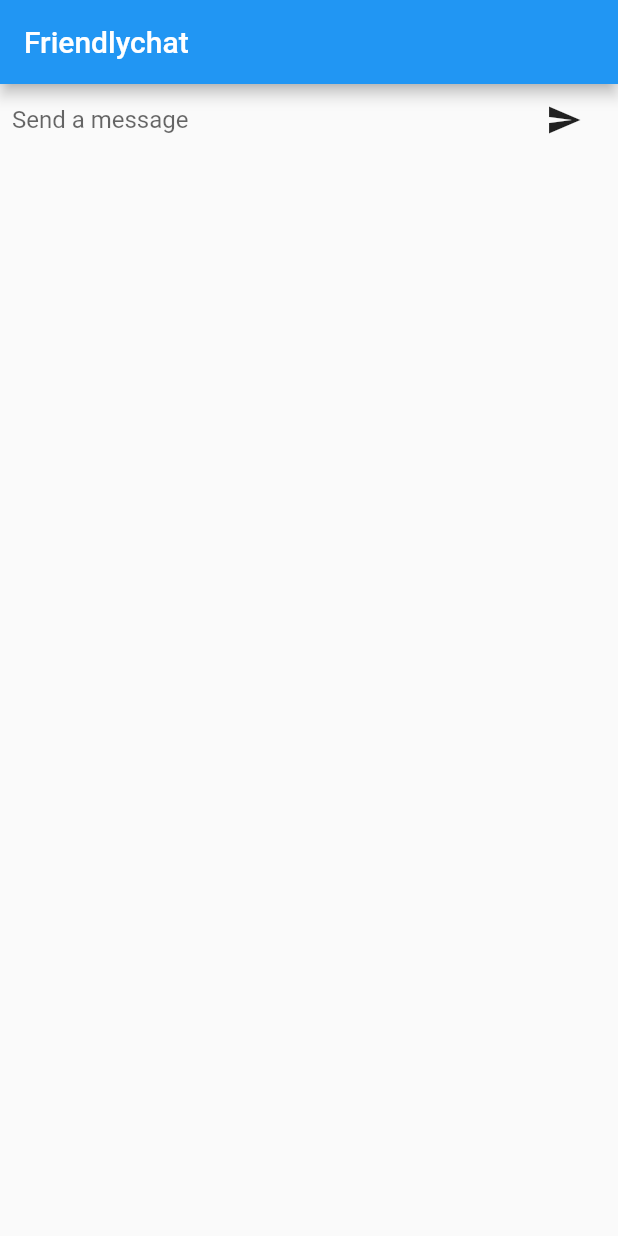
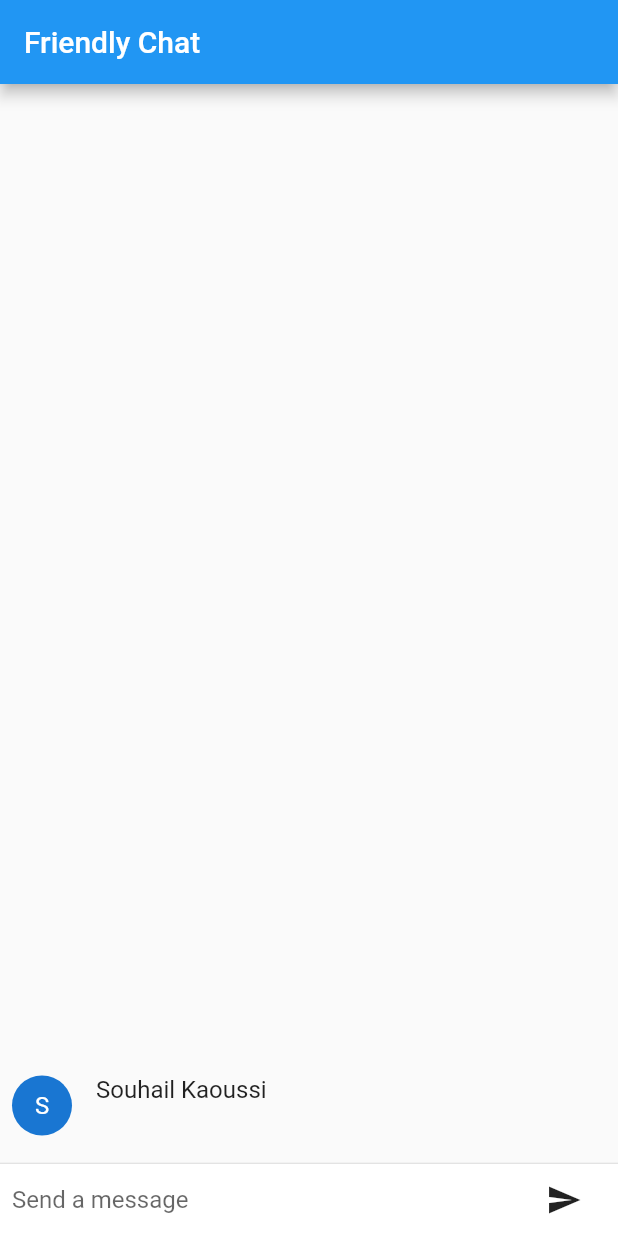
Before and after one commit to kaoussi/flutter-demo, a Flutter app: the screen it shows after launch, after a tap on the "send" icon, on a phone screen of 412 x 824 dp. Run offline on Flutter 3.47's test engine with Material 2 defaults, Android fonts, the phone set to English and light mode, and no system bars.

Commit message:
Displaying chat messages and adding function to handle user clicks.

```diff
--- a/lib/main.dart
+++ b/lib/main.dart
@@ -1,12 +1,10 @@
-// Copyright 2017, the Chromium project authors.  Please see the AUTHORS file
-// for details. All rights reserved. Use of this source code is governed by a
-// BSD-style license that can be found in the LICENSE file.
-
 import 'package:flutter/material.dart';
 
 void main() {
   runApp(new FriendlychatApp());
 }
+
+const String _name = "Souhail Kaoussi";
 
 class FriendlychatApp extends StatelessWidget {
  @override
@@ -24,10 +22,17 @@ class ChatScreen extends StatefulWidget {
 }
 
 class ChatScreenState extends State<ChatScreen> {
+  final List<ChatMessage> _messages = <ChatMessage>[];
   final TextEditingController _textController = new TextEditingController();
 
   void _handleSubmitted(String text) {
     _textController.clear();
+    ChatMessage message = new ChatMessage(
+      text: text,
+    );
+    setState((){
+      _messages.insert(0, message);
+    });
   }
 
   Widget _buildTextComposer() {
@@ -57,10 +62,59 @@ class ChatScreenState extends State<ChatScreen> {
   @override
   Widget build(BuildContext context) {
     return new Scaffold(
-        appBar: new AppBar(
-          title: new Text("Friendlychat")
-        ),
-        body: _buildTextComposer()
+      appBar: new AppBar(
+        title: new Text(
+          "Friendly Chat"
+        )
+      ),
+      body: new Column(
+        children: <Widget>[
+          new Flexible(
+            child: new ListView.builder(
+              padding: new EdgeInsets.all(8.0),
+              reverse: true,
+              itemBuilder: (_, int index) => _messages[index],
+              itemCount: _messages.length,
+            ),
+          ),
+          new Divider(height: 1.0),
+          new Container(
+            decoration: new BoxDecoration(
+              color: Theme.of(context).cardColor),
+              child: _buildTextComposer(),
+            ),
+        ],
+      ),
     );
   }
 }
+
+class ChatMessage extends StatelessWidget {
+  ChatMessage({this.text});
+  final String text;
+  @override
+  Widget build(BuildContext context) {
+    return new Container(
+      margin: const EdgeInsets.symmetric(vertical: 10.0),
+      child: new Row(
+        crossAxisAlignment: CrossAxisAlignment.start,
+        children: <Widget>[
+          new Container(
+            margin: const EdgeInsets.only(right: 16.0),
+            child: new CircleAvatar(child: new Text(_name[0])),
+          ),
+          new Column(
+            crossAxisAlignment: CrossAxisAlignment.start,
+            children: <Widget>[
+              new Text(_name, style: Theme.of(context).textTheme.subhead),
+              new Container(
+                margin: const EdgeInsets.only(top: 5.0),
+                child: new Text(text),
+              ),
+            ],
+          ),
+        ],
+      ),
+    );
+  }
+}
```
